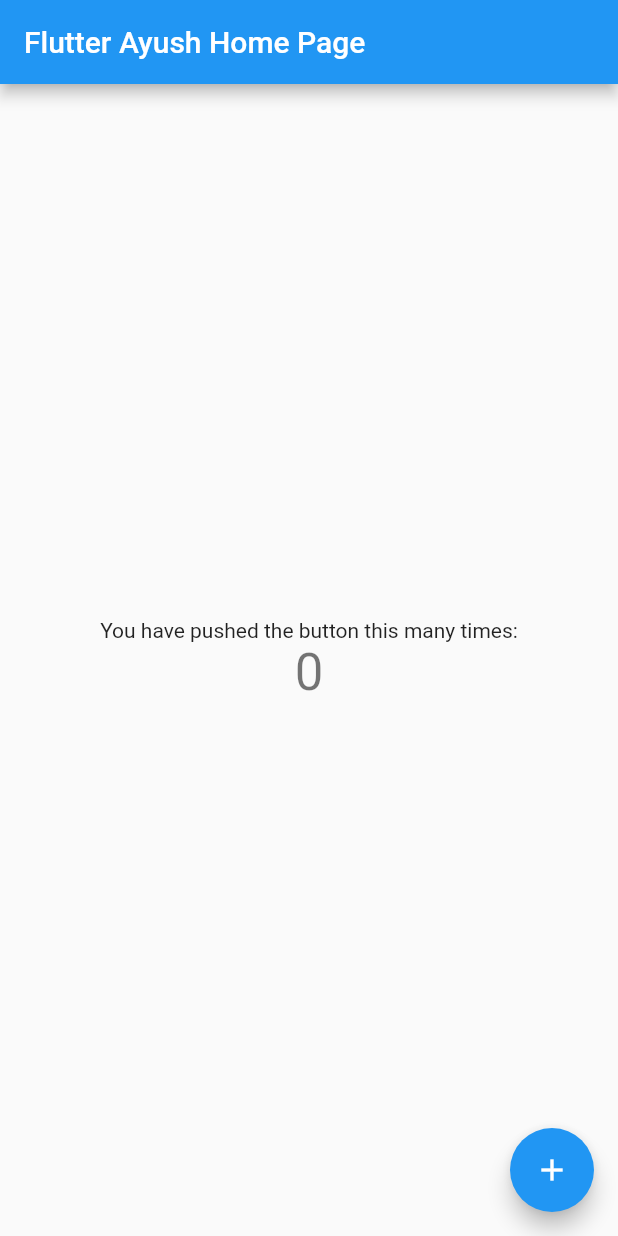
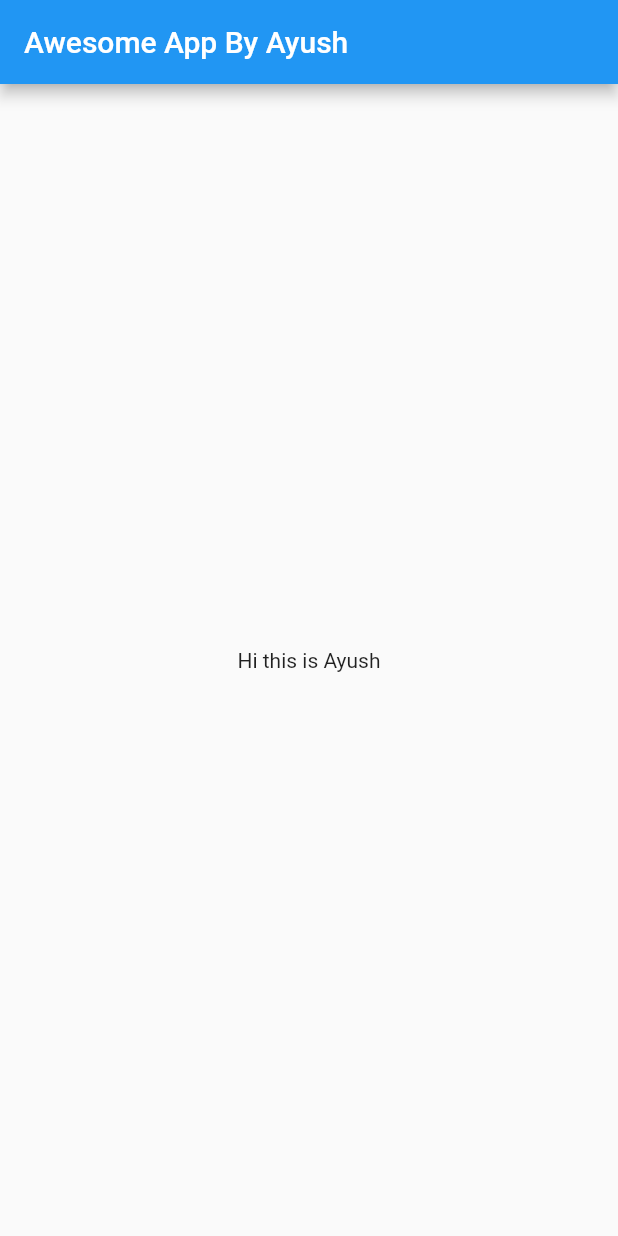
Before and after one commit to erkripa/30DaysOfFlutter, a Flutter app: the screen it shows after launch, on a phone screen of 412 x 824 dp. Run offline on Flutter 3.47's test engine with Material 2 defaults, Android fonts, the phone set to English and light mode, and no system bars.

Commit message:
Chapter1Completed

```diff
--- a/lib/main.dart
+++ b/lib/main.dart
@@ -1,117 +1,21 @@
 import 'package:flutter/material.dart';
 
 void main() {
-  runApp(MyApp());
+  runApp(MaterialApp(
+    title: "JukBox",
+    home: HomePage(),
+  ));
 }
 
-class MyApp extends StatelessWidget {
-  // This widget is the root of your application.
+class HomePage extends StatelessWidget {
   @override
   Widget build(BuildContext context) {
-    return MaterialApp(
-      title: 'Flutter Demo',
-      theme: ThemeData(
-        // This is the theme of your application.
-        //
-        // Try running your application with "flutter run". You'll see the
-        // application has a blue toolbar. Then, without quitting the app, try
-        // changing the primarySwatch below to Colors.green and then invoke
-        // "hot reload" (press "r" in the console where you ran "flutter run",
-        // or simply save your changes to "hot reload" in a Flutter IDE).
-        // Notice that the counter didn't reset back to zero; the application
-        // is not restarted.
-        primarySwatch: Colors.blue,
-        // This makes the visual density adapt to the platform that you run
-        // the app on. For desktop platforms, the controls will be smaller and
-        // closer together (more dense) than on mobile platforms.
-        visualDensity: VisualDensity.adaptivePlatformDensity,
-      ),
-      home: MyHomePage(title: 'Flutter Ayush Home Page'),
-    );
+    return Scaffold(
+        appBar: AppBar(
+          title: Text("Awesome App By Ayush"),
+        ),
+        body: Container(
+          child: Center(child: Text("Hi this is Ayush")),
+        ));
   }
 }
-
-class MyHomePage extends StatefulWidget {
-  MyHomePage({Key key, this.title}) : super(key: key);
-
-  // This widget is the home page of your application. It is stateful, meaning
-  // that it has a State object (defined below) that contains fields that affect
-  // how it looks.
-
-  // This class is the configuration for the state. It holds the values (in this
-  // case the title) provided by the parent (in this case the App widget) and
-  // used by the build method of the State. Fields in a Widget subclass are
-  // always marked "final".
-
-  final String title;
-
-  @override
-  _MyHomePageState createState() => _MyHomePageState();
-}
-
-class _MyHomePageState extends State<MyHomePage> {
-  int _counter = 0;
-
-  void _incrementCounter() {
-    setState(() {
-      // This call to setState tells the Flutter framework that something has
-      // changed in this State, which causes it to rerun the build method below
-      // so that the display can reflect the updated values. If we changed
-      // _counter without calling setState(), then the build method would not be
-      // called again, and so nothing would appear to happen.
-      _counter++;
-    });
-  }
-
-  @override
-  Widget build(BuildContext context) {
-    // This method is rerun every time setState is called, for instance as done
-    // by the _incrementCounter method above.
-    //
-    // The Flutter framework has been optimized to make rerunning build methods
-    // fast, so that you can just rebuild anything that needs updating rather
-    // than having to individually change instances of widgets.
-    return Scaffold(
-      appBar: AppBar(
-        // Here we take the value from the MyHomePage object that was created by
-        // the App.build method, and use it to set our appbar title.
-        title: Text(widget.title),
-      ),
-      body: Center(
-        // Center is a layout widget. It takes a single child and positions it
-        // in the middle of the parent.
-        child: Column(
-          // Column is also a layout widget. It takes a list of children and
-          // arranges them vertically. By default, it sizes itself to fit its
-          // children horizontally, and tries to be as tall as its parent.
-          //
-          // Invoke "debug painting" (press "p" in the console, choose the
-          // "Toggle Debug Paint" action from the Flutter Inspector in Android
-          // Studio, or the "Toggle Debug Paint" command in Visual Studio Code)
-          // to see the wireframe for each widget.
-          //
-          // Column has various properties to control how it sizes itself and
-          // how it positions its children. Here we use mainAxisAlignment to
-          // center the children vertically; the main axis here is the vertical
-          // axis because Columns are vertical (the cross axis would be
-          // horizontal).
-          mainAxisAlignment: MainAxisAlignment.center,
-          children: <Widget>[
-            Text(
-              'You have pushed the button this many times:',
-            ),
-            Text(
-              '$_counter',
-              style: Theme.of(context).textTheme.headline4,
-            ),
-          ],
-        ),
-      ),
-      floatingActionButton: FloatingActionButton(
-        onPressed: _incrementCounter,
-        tooltip: 'Increment',
-        child: Icon(Icons.add),
-      ), // This trailing comma makes auto-formatting nicer for build methods.
-    );
-  }
-}
```
